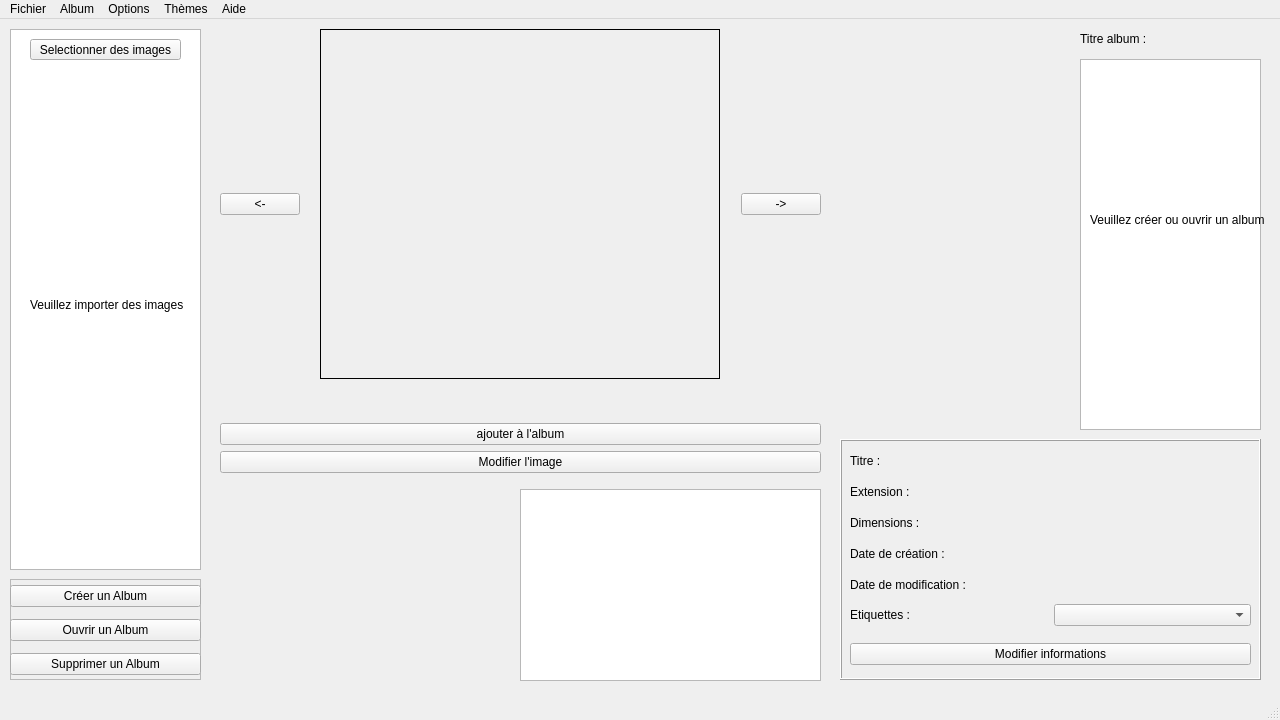
Qt form projet/mainwindow.ui (BlackFox3000/M1-IHM-Project) before a commit.
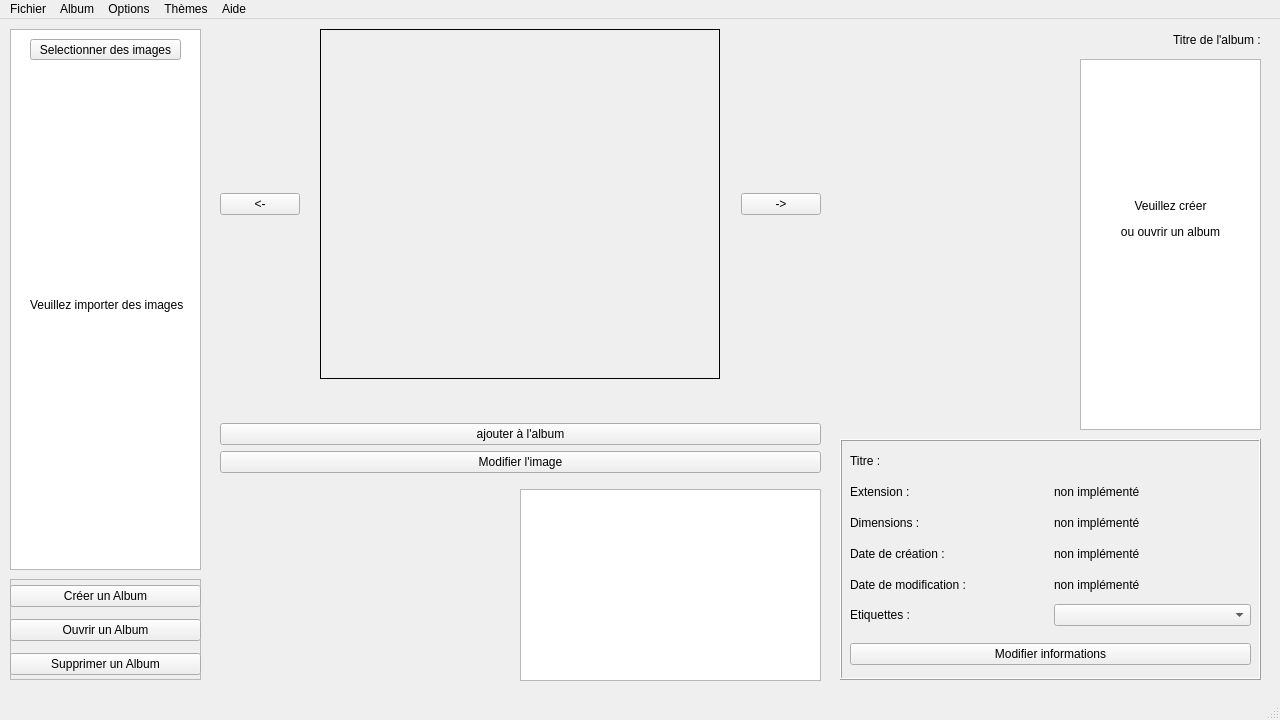
The same form after that commit.

```diff
--- a/projet/mainwindow.ui
+++ b/projet/mainwindow.ui
@@ -74,7 +74,7 @@
       <item row="2" column="1">
        <widget class="QLabel" name="label_dimensions">
         <property name="text">
-         <string/>
+         <string>non implémenté</string>
         </property>
        </widget>
       </item>
@@ -138,7 +138,7 @@
       <item row="1" column="1">
        <widget class="QLabel" name="label_extension">
         <property name="text">
-         <string/>
+         <string>non implémenté</string>
         </property>
        </widget>
       </item>
@@ -152,14 +152,14 @@
       <item row="3" column="1">
        <widget class="QLabel" name="label_creation">
         <property name="text">
-         <string/>
+         <string>non implémenté</string>
         </property>
        </widget>
       </item>
       <item row="4" column="1">
        <widget class="QLabel" name="label_modif">
         <property name="text">
-         <string/>
+         <string>non implémenté</string>
         </property>
        </widget>
       </item>
@@ -198,19 +198,6 @@
      <enum>Qt::ScrollBarAlwaysOff</enum>
     </property>
    </widget>
-   <widget class="QLabel" name="titreAlbum">
-    <property name="geometry">
-     <rect>
-      <x>1080</x>
-      <y>10</y>
-      <width>191</width>
-      <height>20</height>
-     </rect>
-    </property>
-    <property name="text">
-     <string>Titre album :</string>
-    </property>
-   </widget>
    <widget class="QLabel" name="path_img">
     <property name="geometry">
      <rect>
@@ -429,14 +416,14 @@
    <widget class="QLabel" name="labelGalerie">
     <property name="geometry">
      <rect>
-      <x>1090</x>
+      <x>1080</x>
       <y>160</y>
       <width>181</width>
       <height>81</height>
      </rect>
     </property>
     <property name="text">
-     <string>Veuillez créer ou ouvrir un album</string>
+     <string>&lt;html&gt;&lt;head/&gt;&lt;body&gt;&lt;p align=&quot;center&quot;&gt;Veuillez créer&lt;/p&gt;&lt;p align=&quot;center&quot;&gt; ou ouvrir un album&lt;/p&gt;&lt;/body&gt;&lt;/html&gt;</string>
     </property>
    </widget>
    <widget class="QPushButton" name="buttonAddFile">
@@ -452,6 +439,38 @@
      <string>Selectionner des images</string>
     </property>
    </widget>
+   <widget class="QWidget" name="">
+    <property name="geometry">
+     <rect>
+      <x>830</x>
+      <y>10</y>
+      <width>431</width>
+      <height>22</height>
+     </rect>
+    </property>
+    <layout class="QHBoxLayout" name="horizontalLayout_4">
+     <item>
+      <spacer name="horizontalSpacer">
+       <property name="orientation">
+        <enum>Qt::Horizontal</enum>
+       </property>
+       <property name="sizeHint" stdset="0">
+        <size>
+         <width>40</width>
+         <height>20</height>
+        </size>
+       </property>
+      </spacer>
+     </item>
+     <item>
+      <widget class="QLabel" name="titreAlbum">
+       <property name="text">
+        <string>Titre de l'album :</string>
+       </property>
+      </widget>
+     </item>
+    </layout>
+   </widget>
   </widget>
   <widget class="QMenuBar" name="menubar">
    <property name="geometry">
```
Left out of the diff: 6 changed lines with no effect on the pictures.
